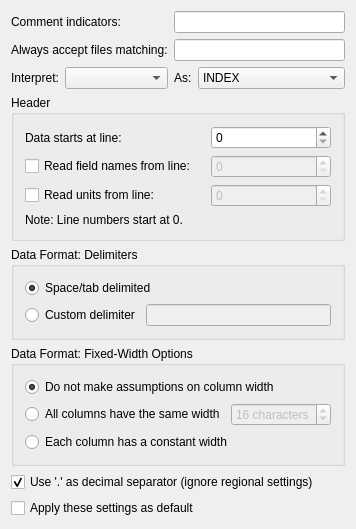
Old version of the form src/datasources/ascii/asciiconfig.ui in the repository Kst-plot/kst.
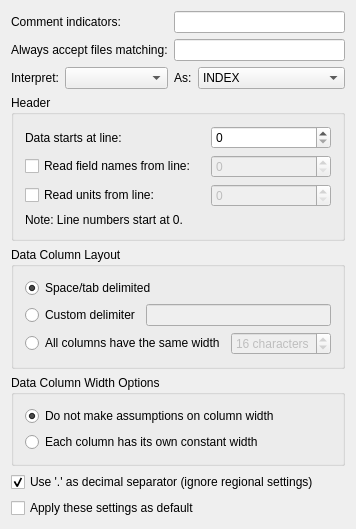
New version of the form.

Commit message: Fixed column width is the third column layout

What changed in the file:
```diff
--- a/src/datasources/ascii/asciiconfig.ui
+++ b/src/datasources/ascii/asciiconfig.ui
@@ -223,7 +223,7 @@
    <item>
     <widget class="QGroupBox" name="buttonGroup1">
      <property name="title">
-      <string>Data Format: Delimiters</string>
+      <string>Data Column Layout</string>
      </property>
      <layout class="QVBoxLayout" name="verticalLayout_3">
       <item>
@@ -254,25 +254,6 @@
         </item>
        </layout>
       </item>
-     </layout>
-    </widget>
-   </item>
-   <item>
-    <widget class="QGroupBox" name="groupBox">
-     <property name="title">
-      <string>Data Format: Fixed-Width Options</string>
-     </property>
-     <layout class="QVBoxLayout" name="verticalLayout_2">
-      <item>
-       <widget class="QRadioButton" name="radioButton">
-        <property name="text">
-         <string>Do not make assumptions on column width</string>
-        </property>
-        <property name="checked">
-         <bool>true</bool>
-        </property>
-       </widget>
-      </item>
       <item>
        <layout class="QHBoxLayout" name="horizontalLayout">
         <item>
@@ -300,10 +281,29 @@
         </item>
        </layout>
       </item>
+     </layout>
+    </widget>
+   </item>
+   <item>
+    <widget class="QGroupBox" name="widthButtonGroup">
+     <property name="title">
+      <string>Data Column Width Options</string>
+     </property>
+     <layout class="QVBoxLayout" name="verticalLayout_2">
+      <item>
+       <widget class="QRadioButton" name="radioButton">
+        <property name="text">
+         <string>Do not make assumptions on column width</string>
+        </property>
+        <property name="checked">
+         <bool>true</bool>
+        </property>
+       </widget>
+      </item>
       <item>
        <widget class="QRadioButton" name="_columnWidthIsConst">
         <property name="text">
-         <string>Each column has a constant width</string>
+         <string>Each column has its own constant width</string>
         </property>
        </widget>
       </item>
```
Left out of the diff: 6 changed lines with no effect on the pictures. The commit also changes 3 other files.
